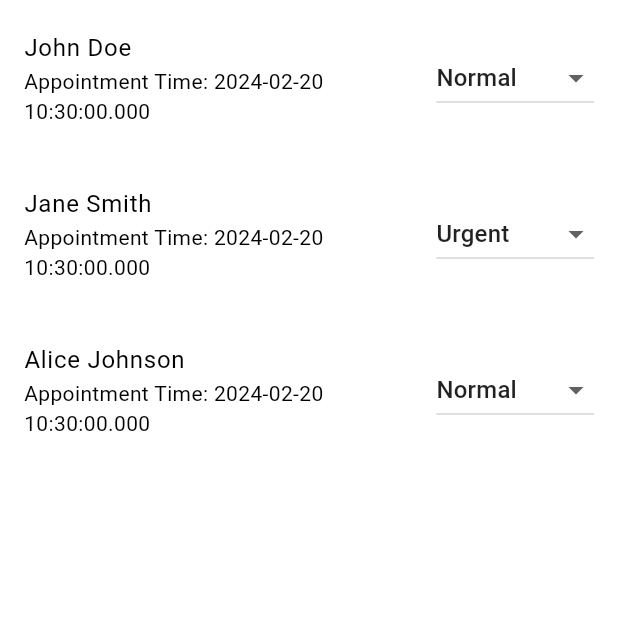
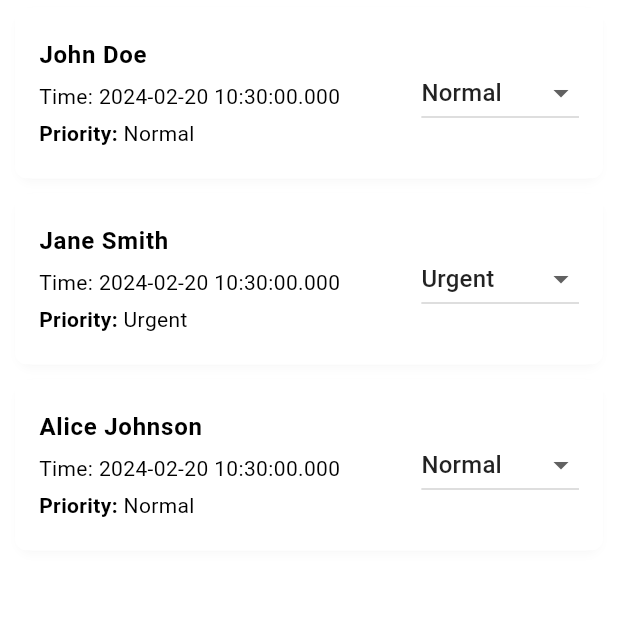
Before and after one commit to bhargavrohit33/Medibookings, a Flutter app: the EmergencyDepartmentScreen screen opened directly, on a phone screen of 412 x 824 dp, the top half of it. Run offline on Flutter 3.47's test engine with Material 3 defaults, Android fonts, the phone set to English and light mode, and no system bars; our stand-ins replace file_picker; network calls fail; Roboto replaces fonts that are missing (Poppins).

Commit message:
generate appointment screen

```diff
--- a/lib/common/route.dart
+++ b/lib/common/route.dart
@@ -2,6 +2,8 @@
 
 import 'package:flutter/material.dart';
 import 'package:medibookings/common/route_name.dart';
+import 'package:medibookings/presentation/screens/Hospital/department/appointments_preview.dart';
+import 'package:medibookings/presentation/screens/Hospital/department/generate_appointment_screen.dart';
 import 'package:medibookings/presentation/screens/Hospital/doctor/create_doctor_profile_screen.dart';
 import 'package:medibookings/presentation/screens/Hospital/doctor/doctor_list_screen.dart';
 import 'package:medibookings/presentation/screens/Hospital/doctor/edit_doctor_profile.screen.dart';
@@ -27,5 +29,10 @@ Map<String,WidgetBuilder> routes ={
   RouteName.hospitalWrapperScreen:(context) => HospitalWrapperScreen(),
   RouteName.hospital_doctorList_Screen:(context)=> DoctorListScreen(),
   RouteName.hospital_createDoctorProfile:(context) => CreateDoctorProfileScreen(),
-  RouteName.hospital_editDoctorProfile:(context) => EditDoctorProfileScreen()
+  RouteName.hospital_editDoctorProfile:(context) => EditDoctorProfileScreen(),
+  RouteName.hospital_generate_appointment:(context) => GenerateAppointmentScreen(),
+  RouteName.appointmentPreviewScreen: (context) {
+    final List<DateTime> appointments = ModalRoute.of(context)!.settings.arguments as List<DateTime>;
+    return AppointmentPreviewScreen(appointments: appointments);
+  },
 };
--- a/lib/common/route_name.dart
+++ b/lib/common/route_name.dart
@@ -5,13 +5,16 @@ class RouteName {
   static const String registerRoute = "/register";
   static const String forgetPasswordRoute = "/forgetPassword";
   static const String homePageRoute = "/home";
-  static const String uploadDocumentPageRoute = "/uploadDocumentPage";
+  static const String uploadDocumentPageRoute = "/uploadDocumentScreen";
   static const String accountNotVerifiedScreen = "/accountNotVerifiedScreen";
   // hospital screens
   static const String hospitalWrapperScreen = "/hospitalWrapperScreen";
 
   static const String hospital_doctorList_Screen = "/hospitalDoctorListScreen";
-  static const String hospital_createDoctorProfile = "/hospitalCreateDoctorProfile";
-  static const String hospital_editDoctorProfile = "/hospitalEditDoctorProfile";
+  static const String hospital_createDoctorProfile = "/hospitalCreateDoctorProfileScreen";
+  static const String hospital_editDoctorProfile = "/hospitalEditDoctorProfileScreen";
+
+  static const String hospital_generate_appointment = "/generate_appointemntScreen";
+  static const String appointmentPreviewScreen = "/appointmentPreviewScreen";
 
 }
--- /dev/null
+++ b/lib/model/hospital/EDAppointment/emergency_appointmentModel.dart
@@ -0,0 +1,26 @@
+class EmergencyDepartmentAppointment {
+  final int id;
+  final String patientName;
+  final DateTime appointmentTime;
+  String priority;
+
+  EmergencyDepartmentAppointment({
+    required this.id,
+    required this.patientName,
+    required this.appointmentTime,
+    this.priority = 'Normal',
+  });
+
+  EmergencyDepartmentAppointment copyWith({
+    String? patientName,
+    DateTime? appointmentTime,
+    String? priority,
+  }) {
+    return EmergencyDepartmentAppointment(
+      id: this.id,
+      patientName: patientName ?? this.patientName,
+      appointmentTime: appointmentTime ?? this.appointmentTime,
+      priority: priority ?? this.priority,
+    );
+  }
+}
--- /dev/null
+++ b/lib/model/hospital/appointment/appointment_model.dart
@@ -0,0 +1,21 @@
+class Appointment {
+  final int id;
+  final int patientId;
+  final int hospitalId;
+  final int timeSlotDuration;
+  final int? prescriptionId;
+  final int? doctor;
+  final int? referralAppointmentId;
+
+  Appointment({
+    required this.id,
+    required this.patientId,
+    required this.hospitalId,
+    required this.timeSlotDuration,
+    required this.doctor,
+    this.prescriptionId,
+    this.referralAppointmentId,
+  });
+
+
+}
--- a/lib/presentation/screens/Hospital/department/emergency_department_screen.dart
+++ b/lib/presentation/screens/Hospital/department/emergency_department_screen.dart
@@ -1,4 +1,5 @@
 import 'package:flutter/material.dart';
+import 'package:medibookings/model/hospital/EDAppointment/emergency_appointmentModel.dart';
 import 'package:medibookings/presentation/widget/commonLoading.dart';
 
 
@@ -8,34 +9,56 @@ class EmergencyDepartmentScreen extends StatefulWidget {
 }
 
 class _EmergencyDepartmentScreenState extends State<EmergencyDepartmentScreen> {
-  final AppointmentRepository _appointmentRepository = AppointmentRepository(); // Initialize AppointmentRepository
+  final EmergencyDepartmentRepository _emergencyDepartmentRepository = EmergencyDepartmentRepository(); // Initialize EmergencyDepartmentRepository
 
   @override
   Widget build(BuildContext context) {
     return Scaffold(
 
-      body: FutureBuilder<List<Appointment>>(
-        future: _appointmentRepository.getAppointments(), // Fetch appointment data
+      body: FutureBuilder<List<EmergencyDepartmentAppointment>>(
+        future: _emergencyDepartmentRepository.getAppointments(), // Fetch appointment data
         builder: (context, snapshot) {
           if (snapshot.connectionState == ConnectionState.waiting) {
             return commonLoading();
           } else if (snapshot.hasError) {
             return Center(child: Text('Error: ${snapshot.error}'));
           } else {
-            List<Appointment> appointments = snapshot.data!;
+            List<EmergencyDepartmentAppointment> appointments = snapshot.data!;
             return ListView.builder(
               itemCount: appointments.length,
               itemBuilder: (context, index) {
-                Appointment appointment = appointments[index];
-                return ListTile(
-                  title: Text(appointment.patientName),
-                  subtitle: Text('Appointment Time: ${appointment.appointmentTime}'),
+                EmergencyDepartmentAppointment appointment = appointments[index];
+                return Card(
+                  elevation: 2,
+                  margin: EdgeInsets.symmetric(horizontal: 10, vertical: 5),
+                  child: ListTile(
+                    title: Text(
+                      appointment.patientName,
+                      style: TextStyle(fontWeight: FontWeight.bold),
+                    ),
+                    subtitle: Column(
+                      crossAxisAlignment: CrossAxisAlignment.start,
+                      children: [
+                        SizedBox(height: 5),
+                        Text('Time: ${appointment.appointmentTime.toString()}'),
+                        SizedBox(height: 5),
+                        Row(
+                          children: [
+                            Text(
+                              'Priority: ',
+                              style: TextStyle(fontWeight: FontWeight.bold),
+                            ),
+                            Text(appointment.priority),
+                          ],
+                        ),
+                      ],
+                    ),
                     trailing: DropdownButton<String>(
                       value: appointment.priority,
                       onChanged: (newValue) {
                         setState(() {
                           appointment.priority = newValue!;
-                        _appointmentRepository.updateAppointment(appointment); // Update appointment priority
+                          _emergencyDepartmentRepository.updateAppointment(appointment); // Update appointment priority
                         });
                       },
                       items: ['Normal', 'Urgent', 'Emergency'].map((priority) {
@@ -44,6 +67,7 @@ class _EmergencyDepartmentScreenState extends State<EmergencyDepartmentScreen> {
                           child: Text(priority),
                         );
                       }).toList(),
+                    ),
                   ),
                 );
               },
@@ -54,58 +78,23 @@ class _EmergencyDepartmentScreenState extends State<EmergencyDepartmentScreen> {
     );
   }
 }
-class AppointmentRepository {
 
-  static List<Appointment> _appointments = [
-    Appointment(id: 1, patientName: 'John Doe', appointmentTime: DateTime.now(), priority: 'Normal'),
-    Appointment(id: 2, patientName: 'Jane Smith', appointmentTime: DateTime.now(), priority: 'Urgent'),
-    Appointment(id: 3, patientName: 'Alice Johnson', appointmentTime: DateTime.now(), priority: 'Normal'),
-
+class EmergencyDepartmentRepository {
+  static List<EmergencyDepartmentAppointment> _appointments = [
+    EmergencyDepartmentAppointment(id: 1, patientName: 'John Doe', appointmentTime: DateTime.now(), priority: 'Normal'),
+    EmergencyDepartmentAppointment(id: 2, patientName: 'Jane Smith', appointmentTime: DateTime.now(), priority: 'Urgent'),
+    EmergencyDepartmentAppointment(id: 3, patientName: 'Alice Johnson', appointmentTime: DateTime.now(), priority: 'Normal'),
   ];
 
-
-  Future<List<Appointment>> getAppointments() async {
-
+  Future<List<EmergencyDepartmentAppointment>> getAppointments() async {
     await Future.delayed(Duration(seconds: 1));
     return _appointments;
   }
 
-
-  Future<void> updateAppointment(Appointment updatedAppointment) async {
-
+  Future<void> updateAppointment(EmergencyDepartmentAppointment updatedAppointment) async {
     int index = _appointments.indexWhere((appointment) => appointment.id == updatedAppointment.id);
     if (index != -1) {
-
       _appointments[index] = updatedAppointment;
     }
   }
 }
-
-
-class Appointment {
-  final int id;
-  final String patientName;
-  final DateTime appointmentTime;
-  String priority;
-
-  Appointment({
-    required this.id,
-    required this.patientName,
-    required this.appointmentTime,
-    this.priority = 'Normal', // Default priority is 'Normal'
-  });
-
-  // Create a copy of the appointment with updated priority
-  Appointment copyWith({
-    String? patientName,
-    DateTime? appointmentTime,
-    String? priority,
-  }) {
-    return Appointment(
-      id: this.id,
-      patientName: patientName ?? this.patientName,
-      appointmentTime: appointmentTime ?? this.appointmentTime,
-      priority: priority ?? this.priority,
-    );
-  }
-}
--- a/pubspec.yaml
+++ b/pubspec.yaml
@@ -47,6 +47,7 @@ dev_dependencies:
   flutter_lints: ^3.0.1
   file_picker: ^4.0.0
   google_fonts: ^6.1.0
+  intl: ^0.19.0
 # For information on the generic Dart part of this file, see the
 # following page: https://dart.dev/tools/pub/pubspec
 
```
Also changed, not shown: lib/presentation/screens/Hospital/department/appointments_preview.dart (added, +92 -0 lines), lib/presentation/screens/Hospital/department/generate_appointment_screen.dart (added, +269 -0 lines), lib/presentation/screens/Hospital/doctor/doctor_list_screen.dart (+43 -4 lines), lib/presentation/widget/custom_appBar_without_backbutton.dart (added, +32 -0 lines), lib/presentation/widget/custom_appbar.dart (added, +36 -0 lines), pubspec.lock. Lines whose indentation alone changed are shown as unchanged.
